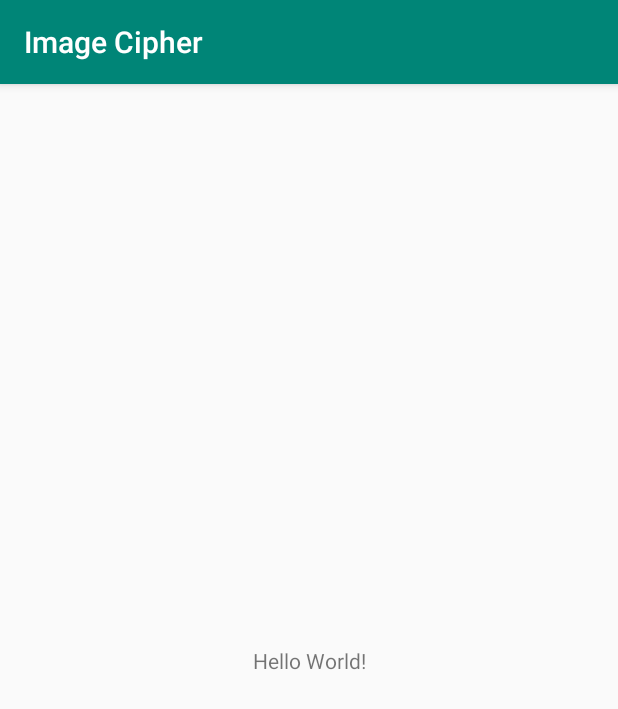
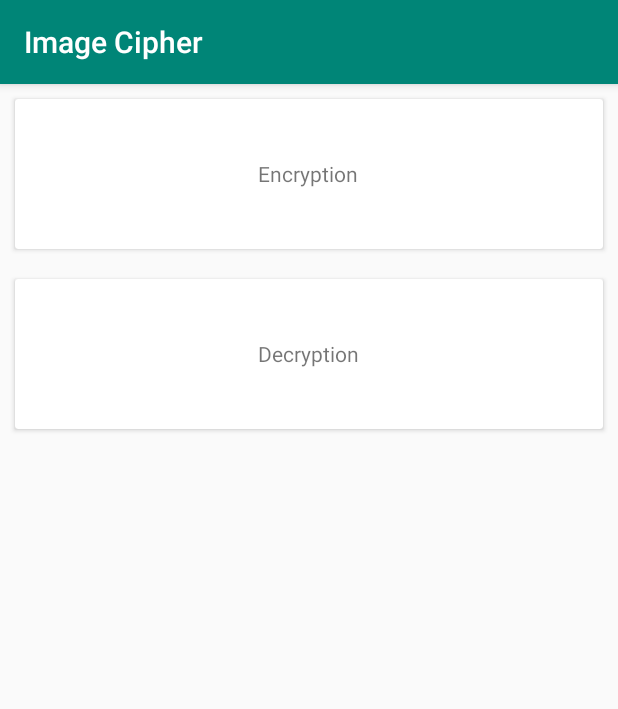
Before and after one commit to SKocur/Image-Cipher, an Android app: the screen it shows after launch (MainActivity), on a phone screen of 412 x 824 dp. Shown: the top 709 px of the screen. Run offline under Robolectric (Android 15) with nearby library versions, the phone set to English and light mode, and no system bars.

Commit message:
Added empty activities that will be responsible for encryption and decryption

```diff
--- a/src/android/ImageCipher/app/build.gradle
+++ b/src/android/ImageCipher/app/build.gradle
@@ -24,11 +24,13 @@ android {
 
 dependencies {
     implementation fileTree(dir: 'libs', include: ['*.jar'])
-    implementation"org.jetbrains.kotlin:kotlin-stdlib-jdk7:$kotlin_version"
+    implementation "org.jetbrains.kotlin:kotlin-stdlib-jdk7:$kotlin_version"
     implementation 'androidx.appcompat:appcompat:1.0.0-beta01'
     implementation 'androidx.core:core-ktx:1.2.0-alpha01'
     implementation 'androidx.constraintlayout:constraintlayout:1.1.3'
     testImplementation 'junit:junit:4.12'
     androidTestImplementation 'androidx.test:runner:1.1.0-alpha4'
     androidTestImplementation 'androidx.test.espresso:espresso-core:3.1.0-alpha4'
+    implementation 'com.google.android.material:material:1.0.0'
+    implementation 'androidx.cardview:cardview:1.0.0'
 }
--- a/src/android/ImageCipher/app/src/main/java/com/skocur/imagecipher/MainActivity.kt
+++ b/src/android/ImageCipher/app/src/main/java/com/skocur/imagecipher/MainActivity.kt
@@ -1,12 +1,27 @@
 package com.skocur.imagecipher
 
+import android.content.Intent
 import androidx.appcompat.app.AppCompatActivity
 import android.os.Bundle
+import android.util.Log
+import kotlinx.android.synthetic.main.activity_main.*
 
 class MainActivity : AppCompatActivity() {
 
     override fun onCreate(savedInstanceState: Bundle?) {
         super.onCreate(savedInstanceState)
         setContentView(R.layout.activity_main)
+
+        mainCardEncryption.setOnClickListener {
+            val intent = Intent(this, EncryptionActivity::class.java)
+
+            startActivity(intent)
+        }
+
+        mainCardDecryption.setOnClickListener {
+            val intent = Intent(this, DecryptionActivity::class.java)
+
+            startActivity(intent)
+        }
     }
 }
--- a/src/android/ImageCipher/app/src/main/res/layout/activity_main.xml
+++ b/src/android/ImageCipher/app/src/main/res/layout/activity_main.xml
@@ -1,18 +1,39 @@
 <?xml version="1.0" encoding="utf-8"?>
-<androidx.constraintlayout.widget.ConstraintLayout xmlns:android="http://schemas.android.com/apk/res/android"
+<LinearLayout xmlns:android="http://schemas.android.com/apk/res/android"
     xmlns:app="http://schemas.android.com/apk/res-auto"
     xmlns:tools="http://schemas.android.com/tools"
     android:layout_width="match_parent"
     android:layout_height="match_parent"
-    tools:context=".MainActivity">
+    tools:context=".MainActivity"
+    android:orientation="vertical">
 
-    <TextView
-        android:layout_width="wrap_content"
-        android:layout_height="wrap_content"
-        android:text="Hello World!"
-        app:layout_constraintBottom_toBottomOf="parent"
-        app:layout_constraintLeft_toLeftOf="parent"
-        app:layout_constraintRight_toRightOf="parent"
-        app:layout_constraintTop_toTopOf="parent" />
+    <androidx.cardview.widget.CardView
+            android:id="@+id/mainCardEncryption"
+            android:layout_width="match_parent"
+            android:layout_height="100dp"
+            android:layout_margin="10dp"
+            android:clickable="true"
+            android:focusable="true">
 
-</androidx.constraintlayout.widget.ConstraintLayout>
+        <TextView
+                android:text="Encryption"
+                android:layout_width="wrap_content"
+                android:layout_height="wrap_content"
+        android:layout_gravity="center"/>
+    </androidx.cardview.widget.CardView>
+
+    <androidx.cardview.widget.CardView
+            android:id="@+id/mainCardDecryption"
+            android:layout_width="match_parent"
+            android:layout_height="100dp"
+            android:layout_margin="10dp"
+            android:clickable="true"
+            android:focusable="true">
+
+        <TextView
+                android:text="Decryption"
+                android:layout_width="wrap_content"
+                android:layout_height="wrap_content"
+        android:layout_gravity="center"/>
+    </androidx.cardview.widget.CardView>
+</LinearLayout>
```
Also changed, not shown: src/android/ImageCipher/app/src/main/AndroidManifest.xml (+6 -2 lines), src/android/ImageCipher/app/src/main/java/com/skocur/imagecipher/DecryptionActivity.kt (added, +12 -0 lines), src/android/ImageCipher/app/src/main/java/com/skocur/imagecipher/EncryptionActivity.kt (added, +12 -0 lines), src/android/ImageCipher/app/src/main/res/layout/activity_decryption.xml (added, +10 -0 lines), src/android/ImageCipher/app/src/main/res/layout/activity_encryption.xml (added, +10 -0 lines).
